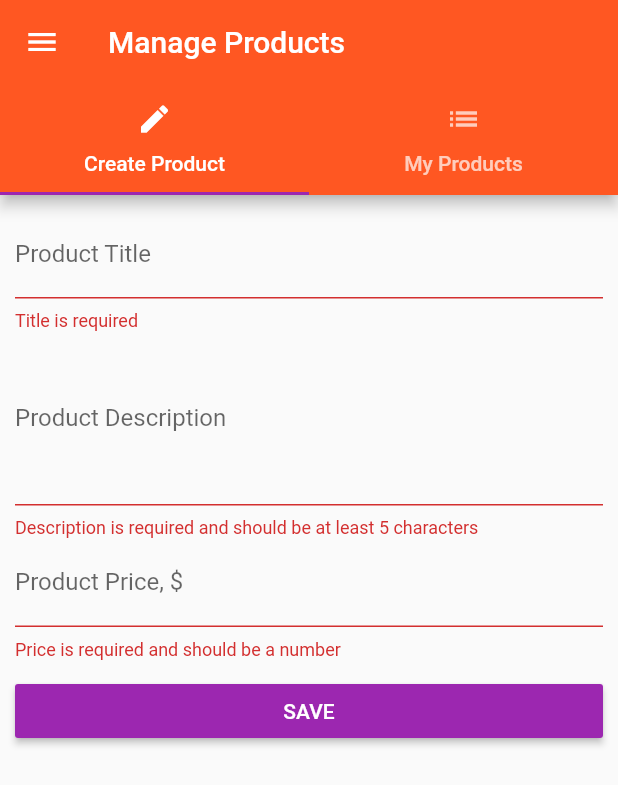
After one commit to AmirVagapov/FlutterFirstApp, a Flutter app: the ProductsAdminPage screen opened by its route, after a tap on "SAVE", on a phone screen of 412 x 824 dp. The commit adds this screen. Shown: the top 785 px of the screen. Run offline on Flutter 3.47's test engine with Material 2 defaults, Android fonts, the phone set to English and light mode, and no system bars.

Commit message:
ScopedModel added

```diff
--- /dev/null
+++ b/lib/models/product.dart
@@ -0,0 +1,16 @@
+import 'package:flutter/material.dart';
+
+class Product {
+  final String title;
+  final String description;
+  final double price;
+  final String image;
+  final bool isFavorite;
+
+  Product(
+      {@required this.title,
+      @required this.description,
+      @required this.price,
+      @required this.image,
+      this.isFavorite = false});
+}
--- a/lib/pages/product.dart
+++ b/lib/pages/product.dart
@@ -1,16 +1,16 @@
 import 'package:flutter/cupertino.dart';
 import 'package:flutter/material.dart';
 import 'package:flutter_course/widgets/ui_elements/title_default.dart';
+import 'package:scoped_model/scoped_model.dart';
+import '../scoped-models/products.dart';
+
 
 class ProductPage extends StatelessWidget {
-  final String title;
-  final String description;
-  final double price;
-  final String imageUrl;
+  final int index;
 
-  ProductPage(this.title, this.imageUrl, this.description, this.price);
+  ProductPage(this.index);
 
-  Widget _buildAddressPriceRow() {
+  Widget _buildAddressPriceRow(double price) {
     return Row(
       mainAxisAlignment: MainAxisAlignment.center,
       children: <Widget>[
@@ -32,30 +32,35 @@ class ProductPage extends StatelessWidget {
 
   @override
   Widget build(BuildContext context) {
-    return WillPopScope(
-        onWillPop: () {
+    return WillPopScope(onWillPop: () {
       print("On back pressed");
       Navigator.pop(context, false);
       return Future.value(false);
-        },
-        child: Scaffold(
+    }, child: ScopedModelDescendant<ProductsModel>(
+      builder: (BuildContext context, Widget widget, ProductsModel model) {
+        final product = model.products[index];
+        return Scaffold(
           appBar: AppBar(
-              title: Text(title),
+            title: Text(product.title),
           ),
           body: SingleChildScrollView(
             child: Column(children: [
-              Image.asset(imageUrl),
+              Image.asset(product.image),
               SizedBox(height: 10.0),
-              TitleDefault(title),
+              TitleDefault(product.title),
               SizedBox(height: 10.0),
-              _buildAddressPriceRow(),
+              _buildAddressPriceRow(product.price),
               Container(
                 child: Text(
-                  description,
+                  product.description,
                   textAlign: TextAlign.center,
                 ),
                 padding: EdgeInsets.all(10.0),
               ),
-            ]))));
+            ]),
+          ),
+        );
+      },
+    ));
   }
 }
--- /dev/null
+++ b/lib/pages/product_edit.dart
@@ -0,0 +1,159 @@
+import 'package:flutter/material.dart';
+import 'package:flutter/widgets.dart';
+import 'package:scoped_model/scoped_model.dart';
+import '../models/product.dart';
+import '../scoped-models/products.dart';
+
+class ProductEditPage extends StatefulWidget {
+  @override
+  State<StatefulWidget> createState() {
+    return _ProductEditPageState();
+  }
+}
+
+class _ProductEditPageState extends State<ProductEditPage> {
+  final Map<String, dynamic> _formData = {
+    "title": null,
+    "description": null,
+    "price": null,
+    "image": "assets/food.jpg"
+  };
+  final GlobalKey<FormState> _formKey = GlobalKey<FormState>();
+
+  Widget _builTitleTextField(Product product) {
+    return TextFormField(
+      decoration: InputDecoration(labelText: "Product Title"),
+      initialValue: product == null ? '' : product.title,
+      validator: (String value) {
+        if (value.isEmpty) {
+          return "Title is required";
+        }
+      },
+      onSaved: (String value) {
+        _formData["title"] = value;
+      },
+    );
+  }
+
+  Widget _buildDescriptionTextField(Product product) {
+    return TextFormField(
+      decoration: InputDecoration(labelText: "Product Description"),
+      initialValue: product == null ? "" : product.description,
+      validator: (String value) {
+        if (value.isEmpty || value.length < 5) {
+          return "Description is required and should be at least 5 characters";
+        }
+      },
+      onSaved: (String value) {
+        _formData["description"] = value;
+      },
+      maxLines: 4,
+    );
+  }
+
+  Widget _buildPriceTextField(Product product) {
+    return TextFormField(
+      decoration: InputDecoration(labelText: "Product Price, \$"),
+      initialValue: product == null ? "" : product.price.toString(),
+      validator: (String value) {
+        if (double.tryParse(value.replaceFirst(RegExp(r','), '.')) == null) {
+          return "Price is required and should be a number";
+        }
+      },
+      onSaved: (String value) {
+        _formData["price"] =
+            double.parse(value.replaceFirst(RegExp(r','), '.'));
+      },
+      keyboardType: TextInputType.number,
+    );
+  }
+
+  void _submitForm(Function addProduct, Function updateProduct,
+      [int selectedProductIndex]) {
+    if (!_formKey.currentState.validate()) {
+      return;
+    }
+    _formKey.currentState.save();
+    if (selectedProductIndex == null) {
+      addProduct(Product(
+          title: _formData["title"],
+          description: _formData["description"],
+          price: _formData["price"],
+          image: _formData["image"]));
+    } else {
+      updateProduct(Product(
+          title: _formData["title"],
+          description: _formData["description"],
+          price: _formData["price"],
+          image: _formData["image"]));
+    }
+    Navigator.pushReplacementNamed(context, "/products");
+  }
+
+  double _getTargetPadding(BuildContext context) {
+    final bool isPortraitOrientation =
+        MediaQuery.of(context).orientation == Orientation.portrait;
+    final double screenWidth = MediaQuery.of(context).size.width;
+    final double targetPadding = isPortraitOrientation ? 0 : screenWidth / 8;
+    return targetPadding;
+  }
+
+  @override
+  Widget build(BuildContext context) {
+    return GestureDetector(
+      onTap: () {
+        FocusScope.of(context).detach();
+      },
+      child: _buildPage(),
+    );
+  }
+
+  Widget _buildPage() {
+    return ScopedModelDescendant<ProductsModel>(
+      builder: (BuildContext context, Widget child, ProductsModel model) {
+        return model.selectedProductIndex == null
+            ? _buildContentBody()
+            : _buildPageWithAppBar(model.selectedProduct);
+      },
+    );
+  }
+
+  Widget _buildSubmitButton() {
+    return ScopedModelDescendant<ProductsModel>(
+      builder: (BuildContext context, Widget child, ProductsModel model) {
+        return RaisedButton(
+          textColor: Colors.white,
+          child: Text("SAVE"),
+          onPressed: () => _submitForm(model.addProduct, model.updateProduct,
+              model.selectedProductIndex),
+        );
+      },
+    );
+  }
+
+  Widget _buildContentBody([Product product]) {
+    return Container(
+      padding: EdgeInsets.all(10.0),
+      child: Form(
+        key: _formKey,
+        child: ListView(
+            padding:
+                EdgeInsets.symmetric(horizontal: _getTargetPadding(context)),
+            children: <Widget>[
+              _builTitleTextField(product),
+              _buildDescriptionTextField(product),
+              _buildPriceTextField(product),
+              SizedBox(height: 10.0),
+              _buildSubmitButton()
+            ]),
+      ),
+    );
+  }
+
+  Widget _buildPageWithAppBar(Product product) {
+    return Scaffold(
+      appBar: AppBar(title: Text("Edit Product")),
+      body: _buildContentBody(product),
+    );
+  }
+}
--- /dev/null
+++ b/lib/scoped-models/products.dart
@@ -0,0 +1,68 @@
+import 'package:scoped_model/scoped_model.dart';
+import '../models/product.dart';
+
+class ProductsModel extends Model {
+  final List<Product> _products = [];
+  int _selectedProductIndex;
+  bool _showFavorite = false;
+
+  set selectedProductIndex(int index) {
+    _selectedProductIndex = index;
+    notifyListeners();
+  }
+
+  int get selectedProductIndex => _selectedProductIndex;
+
+  bool get displayFavoritesOnly => _showFavorite;
+
+  List<Product> get displayedProducts {
+    if (_showFavorite) {
+      return _products.where((product) => product.isFavorite).toList();
+    }
+    return List.from(_products);
+  }
+
+  List<Product> get products => List.from(_products);
+
+  Product get selectedProduct {
+    if (_selectedProductIndex == null) {
+      return null;
+    }
+    return _products[_selectedProductIndex];
+  }
+
+  void toggleProductFavoriteStatus() {
+    final isCurrentlyFavorite = selectedProduct.isFavorite;
+    final newFavoriteStatus = !isCurrentlyFavorite;
+    final updatedProduct = Product(
+        title: selectedProduct.title,
+        description: selectedProduct.description,
+        image: selectedProduct.image,
+        price: selectedProduct.price,
+        isFavorite: newFavoriteStatus);
+    updateProduct(updatedProduct);
+  }
+
+  void addProduct(Product product) {
+    _products.add(product);
+    _selectedProductIndex = null;
+    notifyListeners();
+  }
+
+  void updateProduct(Product product) {
+    _products[_selectedProductIndex] = product;
+    _selectedProductIndex = null;
+    notifyListeners();
+  }
+
+  void deleteProduct() {
+    _products.removeAt(_selectedProductIndex);
+    _selectedProductIndex = null;
+    notifyListeners();
+  }
+
+  void toggleFavoriteMode() {
+    _showFavorite = !_showFavorite;
+    notifyListeners();
+  }
+}
--- a/lib/widgets/products/product_card.dart
+++ b/lib/widgets/products/product_card.dart
@@ -1,11 +1,13 @@
 import 'package:flutter/material.dart';
 import 'package:flutter_course/widgets/products/address_tag.dart';
 import 'package:flutter_course/widgets/ui_elements/title_default.dart';
-
+import 'package:scoped_model/scoped_model.dart';
 import './price_tag.dart';
+import '../../models/product.dart';
+import '../../scoped-models/products.dart';
 
 class ProductCard extends StatelessWidget {
-  final Map<String, dynamic> product;
+  final Product product;
   final int productIndex;
 
   ProductCard(this.product, this.productIndex);
@@ -14,28 +16,37 @@ class ProductCard extends StatelessWidget {
     return Container(
         padding: EdgeInsets.only(top: 10.0),
         child: Row(mainAxisAlignment: MainAxisAlignment.center, children: [
-          TitleDefault(product["title"]),
+          TitleDefault(product.title),
           SizedBox(width: 8.0),
-          PriceTag(product["price"].toString())
+          PriceTag(product.price.toString())
         ]));
   }
 
   Widget _buildButtonActions(BuildContext context) {
+    return ScopedModelDescendant<ProductsModel>(
+      builder: (BuildContext context, Widget child, ProductsModel model) {
         return ButtonBar(
           alignment: MainAxisAlignment.center,
           children: <Widget>[
             IconButton(
                 icon: Icon(Icons.info),
-            onPressed: () =>
-                Navigator.pushNamed<bool>(context, "/product/$productIndex")),
+                onPressed: () => Navigator.pushNamed<bool>(
+                    context, "/product/$productIndex")),
             IconButton(
               icon: Icon(
-            Icons.favorite_border,
+                model.products[productIndex].isFavorite
+                    ? Icons.favorite
+                    : Icons.favorite_border,
                 color: Colors.pink,
               ),
-          onPressed: (() {}),
+              onPressed: () {
+                model.selectedProductIndex = productIndex;
+                model.toggleProductFavoriteStatus();
+              },
             )
           ],
+        );
+      },
     );
   }
 
@@ -44,13 +55,13 @@ class ProductCard extends StatelessWidget {
     return Card(
       child: Column(
         children: <Widget>[
-          Image.asset(product["image"]),
+          Image.asset(product.image),
           _buildTitlePriceContainer(),
           AddressTag("Union Square, San Francisco"),
           _buildButtonActions(context)
         ],
       ),
     );
-    ;
+
   }
 }
--- a/pubspec.yaml
+++ b/pubspec.yaml
@@ -23,6 +23,7 @@ dependencies:
   # The following adds the Cupertino Icons font to your application.
   # Use with the CupertinoIcons class for iOS style icons.
   cupertino_icons: ^0.1.2
+  scoped_model: ^1.0.1
 
 dev_dependencies:
   flutter_test:
```
Also changed, not shown: lib/main.dart (+11 -21 lines), lib/pages/auth.dart (+36 -14 lines), lib/pages/product_create.dart (deleted, +0 -114 lines), lib/pages/products.dart (+15 -9 lines), lib/pages/products_admin.dart (+3 -6 lines), lib/pages/products_list.dart (+45 -1 lines), lib/widgets/products/products.dart (+10 -6 lines), pubspec.lock. Lines whose indentation alone changed are shown as unchanged.
